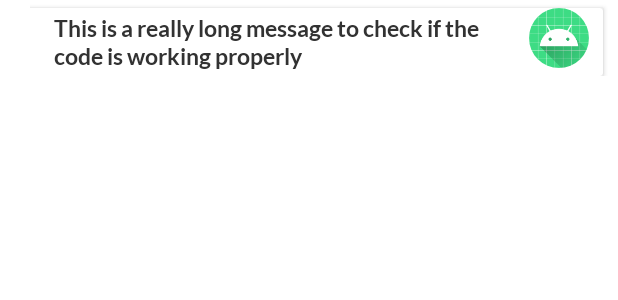
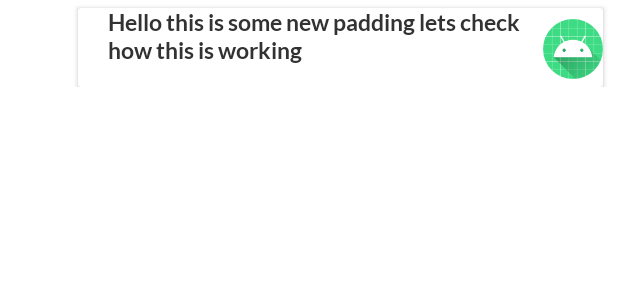
Before and after one commit to sharmaachintya08/chattify, an Android app: the layout chat_item.xml on its own in the app's theme, with its tools: preview values and no code run, on a phone screen of 412 x 824 dp. Shown: the top 300 px of the screen. Run offline under Robolectric (Android 15) with nearby library versions, the light colour scheme and no system bars; plain views replace OptRoundCardView.

Commit message:
solved the text problem in main chat room

```diff
--- a/app/src/main/res/layout/chat_item.xml
+++ b/app/src/main/res/layout/chat_item.xml
@@ -32,21 +32,19 @@
                 android:id="@+id/user_image"
                 android:layout_width="40dp"
                 android:layout_height="40dp"
-                android:layout_marginEnd="10dp"
-                android:layout_marginBottom="5dp"
                 android:src="@mipmap/ic_launcher"
                 app:layout_constraintBottom_toBottomOf="parent"
                 app:layout_constraintEnd_toEndOf="parent"
-                app:layout_constraintTop_toTopOf="parent"
-                tools:ignore="ImageContrastCheck" />
+                tools:ignore="ImageContrastCheck"
+                android:layout_marginBottom="5dp"/>
 
             <ImageView
                 android:id="@+id/chat_image"
                 android:layout_width="250dp"
                 android:layout_height="250dp"
                 android:scaleType="centerCrop"
+                android:src="@drawable/chat_background"
                 android:visibility="gone"
-                android:src="@drawable/chat_background"
                 app:layout_constraintBottom_toTopOf="@+id/message"
                 app:layout_constraintEnd_toStartOf="@+id/user_image"
                 app:layout_constraintStart_toStartOf="parent"
@@ -54,20 +52,20 @@
 
             <TextView
                 android:id="@+id/message"
-                android:layout_width="match_parent"
+                android:layout_width="300dp"
+                android:paddingLeft="10dp"
+                android:paddingRight="10dp"
+                android:paddingBottom="15dp"
                 android:layout_height="wrap_content"
-                android:layout_marginStart="25dp"
-                android:layout_marginEnd="52dp"
                 android:fontFamily="@font/lato_bold"
-                android:text="This is a really long message to check if the code is working properly"
+                android:text="Hello this is some new padding lets check how this is working  "
                 android:textAlignment="textStart"
                 android:textColor="#323232"
                 android:textSize="15sp"
                 app:layout_constraintBottom_toBottomOf="parent"
                 app:layout_constraintEnd_toStartOf="@+id/user_image"
-                app:layout_constraintHorizontal_bias="1.0"
                 app:layout_constraintStart_toStartOf="parent"
-                app:layout_constraintTop_toTopOf="parent" />
+                android:layout_marginLeft="10dp"/>
         </androidx.constraintlayout.widget.ConstraintLayout>
     </com.github.captain_miao.optroundcardview.OptRoundCardView>
 </androidx.constraintlayout.widget.ConstraintLayout>
```
